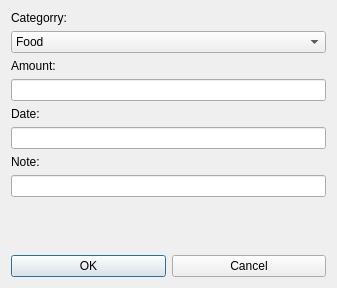
First picture: the form in ui_files/Inter_Expense.ui, repository thinh-doan/Expenditure_Manager, before the edit.
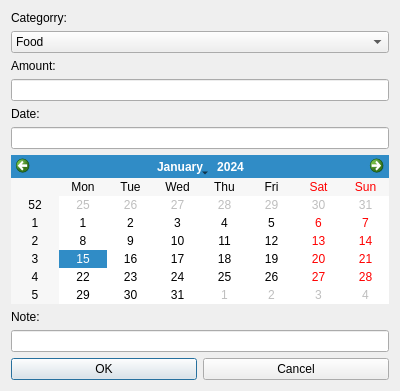
Second picture: the form after the edit.

Diff of the .ui file:
```diff
--- a/ui_files/Inter_Expense.ui
+++ b/ui_files/Inter_Expense.ui
@@ -6,8 +6,8 @@
    <rect>
     <x>0</x>
     <y>0</y>
-    <width>337</width>
-    <height>288</height>
+    <width>400</width>
+    <height>362</height>
    </rect>
   </property>
   <property name="windowTitle">
@@ -72,6 +72,9 @@
      <item>
       <widget class="QLineEdit" name="txtDate"/>
      </item>
+     <item>
+      <widget class="QCalendarWidget" name="calendarWidget"/>
+     </item>
      <item>
       <widget class="QLabel" name="label_4">
        <property name="text">
```
